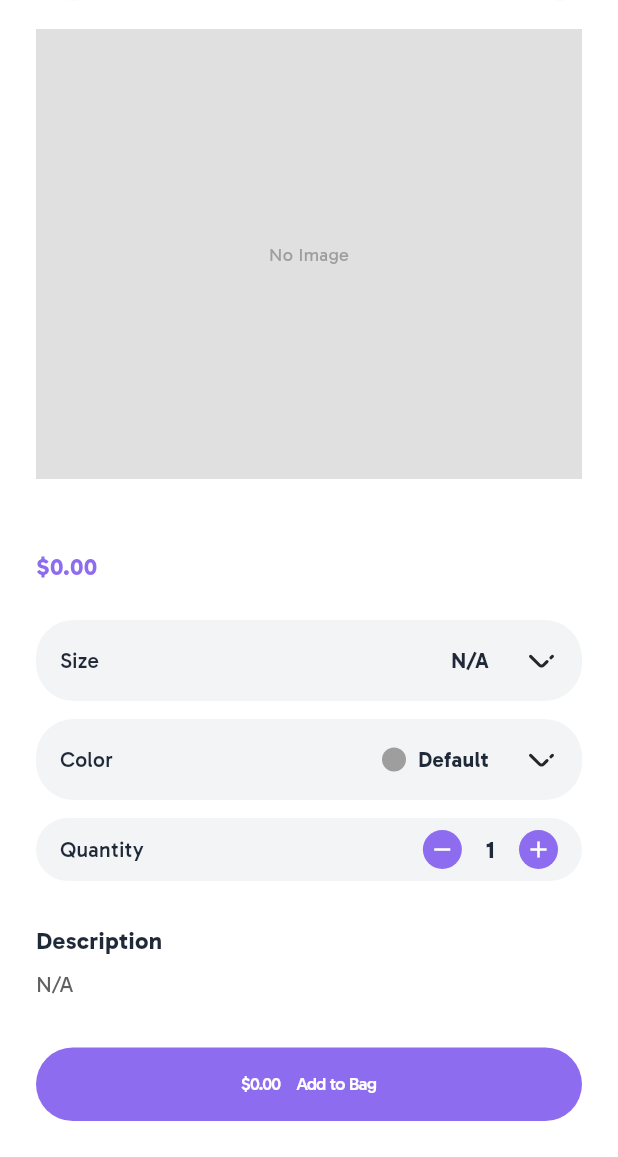
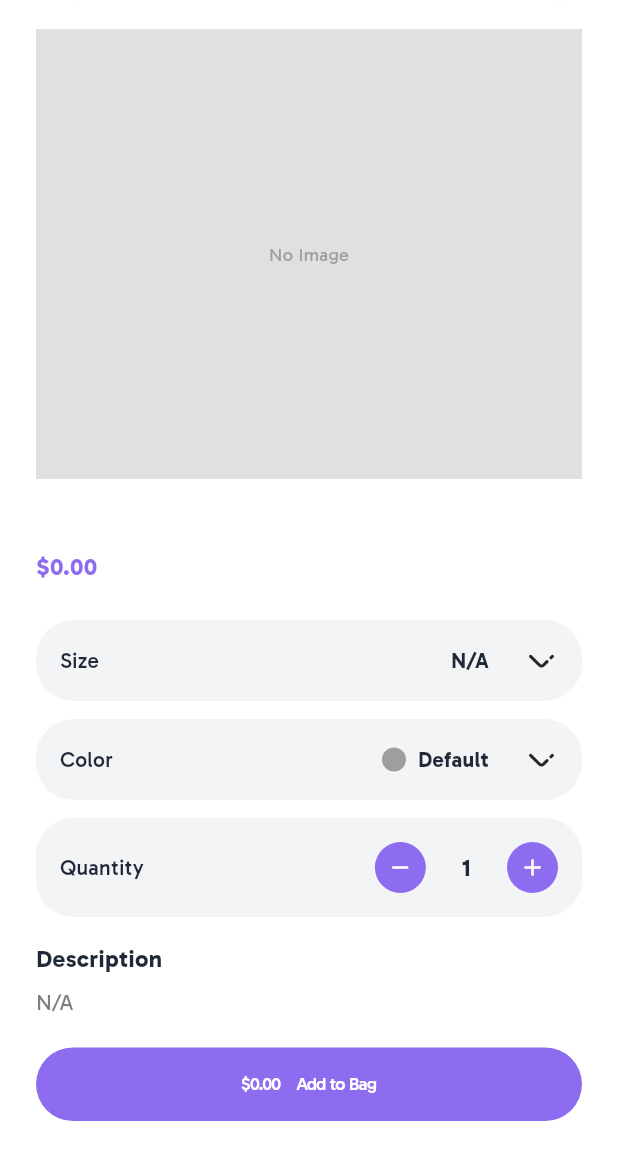
Before and after one commit to marcodavidd020/Clothing-Ecommerce, a Flutter app: the ProductDetailPage screen opened directly with empty values, on a phone screen of 412 x 824 dp, the part 79-1236 px from its top. Run offline on Flutter 3.47's test engine with Material 3 defaults, Android fonts, the phone set to English and light mode, and no system bars; our stand-ins replace equatable, flutter_bloc, flutter_svg, redacted.

Commit message:
Actualiza constantes de dimensiones en app_dimens.dart, ajustando el padding del botón de cantidad y el espaciado vertical en el widget QuantitySelectorWidget. Se mejora la legibilidad del texto en product_detail_page.dart al cambiar el color a AppColors.textGray.

```diff
--- a/lib/core/constants/app_dimens.dart
+++ b/lib/core/constants/app_dimens.dart
@@ -132,7 +132,7 @@ class AppDimens {
   static const double colorSelectorValueAvatarRadius = 8.0;
   static const double descriptionTitleFontSize = 16.0;
   static const double descriptionLineHeight = 1.5;
-  static const double quantityButtonPadding = 4.0; // AppDimens.vSpace8 / 2
+  static const double quantityButtonPadding = 8.0; // AppDimens.vSpace8 / 2
 
   // Home Page Content Fade Effect
   static const double homeContentFadeStart = 0.85; // Punto donde comienza el difuminado
--- a/lib/features/product_detail/presentation/pages/product_detail_page.dart
+++ b/lib/features/product_detail/presentation/pages/product_detail_page.dart
@@ -253,7 +253,7 @@ class _ProductDetailPageState extends State<ProductDetailPage> {
                   Text(
                     loadedState.product.description,
                     style: AppTextStyles.inputText.copyWith(
-                      color: Colors.grey[700],
+                      color: AppColors.textGray,
                       height: AppDimens.descriptionLineHeight,
                     ),
                   ),
--- a/lib/features/product_detail/presentation/widgets/quantity_selector_widget.dart
+++ b/lib/features/product_detail/presentation/widgets/quantity_selector_widget.dart
@@ -40,9 +40,9 @@ class QuantitySelectorWidget extends StatelessWidget {
     return Container(
       padding: const EdgeInsets.symmetric(
         horizontal: AppDimens.contentPaddingHorizontal,
-        vertical: AppDimens.vSpace8,
+        vertical: AppDimens.contentPaddingVertical,
       ),
-      margin: const EdgeInsets.only(bottom: AppDimens.vSpace12),
+      // margin: const EdgeInsets.only(bottom: AppDimens.vSpace12),
       decoration: BoxDecoration(
         color: AppColors.inputFill,
         borderRadius: BorderRadius.circular(AppDimens.buttonRadius / 4),
@@ -61,7 +61,7 @@ class QuantitySelectorWidget extends StatelessWidget {
               _buildQuantityButton(icon: Icons.remove, onPressed: onDecrement),
               Padding(
                 padding: const EdgeInsets.symmetric(
-                  horizontal: AppDimens.vSpace16,
+                  horizontal: AppDimens.vSpace24,
                 ),
                 child: Text(
                   '$quantity',
```
